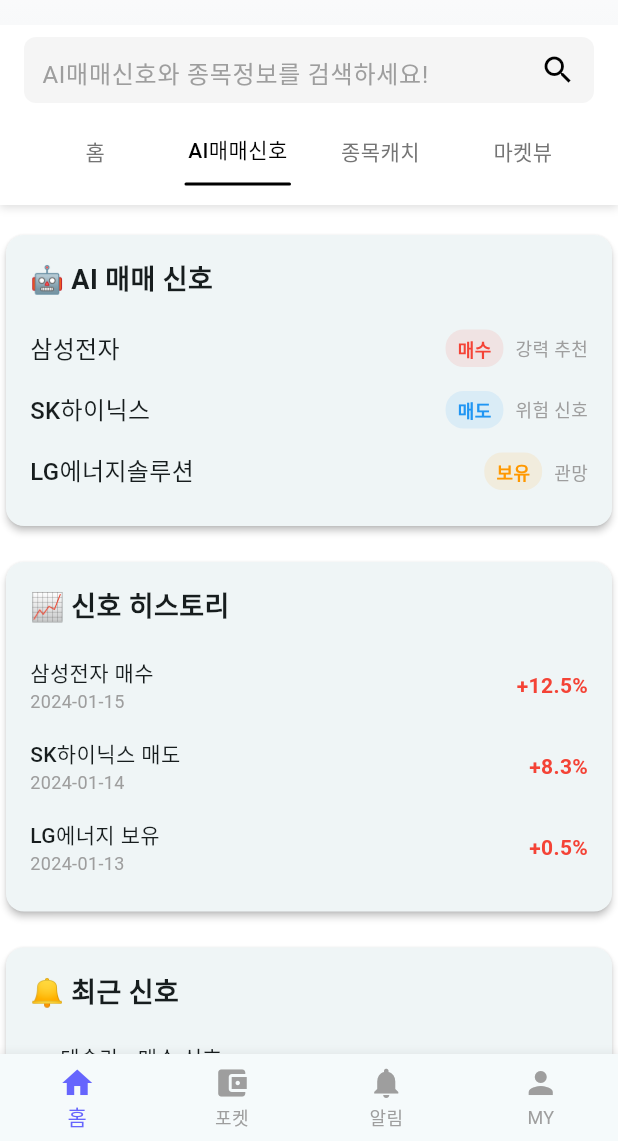
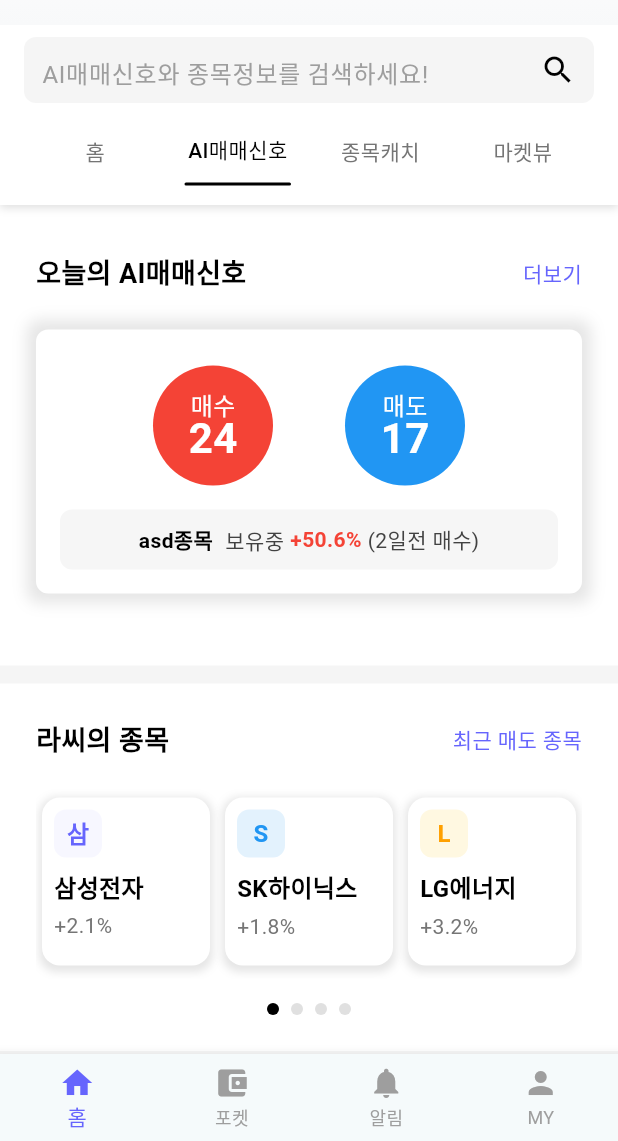
Before and after one commit to kind4u/rassi_clone, a Flutter app: the screen it shows after launch, swiped to page 2, on a phone screen of 412 x 824 dp, the part 95-1236 px from its top. Run offline on Flutter 3.47's test engine with Material 3 defaults, Android fonts, the phone set to English and light mode, and no system bars; our stand-ins replace font_awesome_flutter.

Commit message:
AI 매매신호 탭 구현 필요에 맞게 재구성 + 매매신호 Content 구현

```diff
--- /dev/null
+++ b/lib/components/common/ai_description_detail_card.dart
@@ -0,0 +1,209 @@
+import 'dart:async';
+import 'package:flutter/material.dart';
+import 'package:rassi_clone/components/common/build_circle.dart';
+
+class AiDescriptionDetailCard extends StatefulWidget {
+  const AiDescriptionDetailCard({super.key});
+
+  @override
+  State<AiDescriptionDetailCard> createState() =>
+      _AiDescriptionDetailCardState();
+}
+
+class _AiDescriptionDetailCardState extends State<AiDescriptionDetailCard> {
+  static const Duration _autoScrollInterval = Duration(seconds: 4);
+  static const Duration _pageTransitionDuration = Duration(milliseconds: 400);
+  static const Curve _pageTransitionCurve = Curves.easeInOut;
+  static const Color _secondaryTextColor = Color(0xFF424242);
+  static const int _initialPageIndex = 1;
+
+  late PageController _pageController;
+  late Timer _timer;
+  int _currentPage = _initialPageIndex;
+
+  final List<Map<String, String>> _stockData = [
+    {'name': 'asd종목', 'status': '보유중', 'rate': '+50.6%', 'info': '(2일전 매수)'},
+    {'name': '삼성전자', 'status': '보유중', 'rate': '+12.3%', 'info': '(5일전 매수)'},
+    {'name': 'SK하이닉스', 'status': '보유중', 'rate': '-3.5%', 'info': '(1일전 매수)'},
+    {'name': '카카오', 'status': '보유중', 'rate': '+25.8%', 'info': '(3일전 매수)'},
+  ];
+
+  int get _totalCarouselPages => _stockData.length + 2;
+
+  @override
+  void initState() {
+    super.initState();
+    _pageController = PageController(initialPage: _initialPageIndex);
+    _startAutoScroll();
+  }
+
+  @override
+  void dispose() {
+    _timer.cancel();
+    _pageController.dispose();
+    super.dispose();
+  }
+
+  void _startAutoScroll() {
+    _timer = Timer.periodic(_autoScrollInterval, (timer) {
+      if (_pageController.hasClients) {
+        _currentPage++;
+        _pageController.animateToPage(
+          _currentPage,
+          duration: _pageTransitionDuration,
+          curve: _pageTransitionCurve,
+        );
+      }
+    });
+  }
+
+  void _handleInfiniteScroll(int index) {
+    final isRightEdge = index == _stockData.length + 1;
+    final isLeftEdge = index == 0;
+
+    if (isRightEdge) {
+      Future.delayed(_pageTransitionDuration, () {
+        if (mounted && _pageController.hasClients) {
+          _pageController.jumpToPage(1);
+          _currentPage = 1;
+        }
+      });
+    } else if (isLeftEdge) {
+      Future.delayed(_pageTransitionDuration, () {
+        if (mounted && _pageController.hasClients) {
+          _pageController.jumpToPage(_stockData.length);
+          _currentPage = _stockData.length;
+        }
+      });
+    }
+  }
+
+  Map<String, String> _getStockDataByIndex(int index) {
+    if (index == 0) {
+      return _stockData.last;
+    } else if (index == _stockData.length + 1) {
+      return _stockData.first;
+    } else {
+      return _stockData[index - 1];
+    }
+  }
+
+  @override
+  Widget build(BuildContext context) {
+    // 예시 매수/매도 수치
+    const int buyCount = 24;
+    const int sellCount = 17;
+
+    return Padding(
+      padding: const EdgeInsets.symmetric(vertical: 24.0),
+      child: Container(
+        padding: const EdgeInsets.all(16.0),
+        decoration: BoxDecoration(
+          color: Colors.white,
+          borderRadius: BorderRadius.circular(8.0),
+          boxShadow: [
+            BoxShadow(
+              color: Colors.black.withValues(alpha: 0.1),
+              spreadRadius: 6,
+              blurRadius: 8,
+              offset: const Offset(0, 0),
+            ),
+          ],
+        ),
+        child: Column(
+          crossAxisAlignment: CrossAxisAlignment.center,
+          children: [
+            Padding(
+              padding: const EdgeInsets.symmetric(vertical: 8.0),
+              child: Row(
+                mainAxisAlignment: MainAxisAlignment.center,
+                children: [
+                  // 매수 circle
+                  BuildCircle(
+                    label: '매수',
+                    count: buyCount,
+                    size: 80,
+                    color: Colors.red,
+                  ),
+
+                  SizedBox(width: 48),
+                  // 매도 circle
+                  BuildCircle(
+                    label: '매도',
+                    count: sellCount,
+                    size: 80,
+                    color: Colors.blue,
+                  ),
+                ],
+              ),
+            ),
+            SizedBox(height: 8),
+            _buildStockCarousel(),
+          ],
+        ),
+      ),
+    );
+  }
+
+  Widget _buildStockCarousel() {
+    return Container(
+      height: 40,
+      padding: EdgeInsets.all(8),
+      decoration: BoxDecoration(
+        color: _secondaryTextColor.withValues(alpha: 0.05),
+        borderRadius: BorderRadius.circular(8),
+      ),
+      child: PageView.builder(
+        controller: _pageController,
+        itemCount: _totalCarouselPages,
+        onPageChanged: (index) {
+          setState(() {
+            _currentPage = index;
+          });
+          _handleInfiniteScroll(index);
+        },
+        itemBuilder: (context, index) {
+          final stock = _getStockDataByIndex(index);
+          return _buildStockItem(stock);
+        },
+      ),
+    );
+  }
+
+  Widget _buildStockItem(Map<String, String> stock) {
+    final isPositive = stock['rate']!.startsWith('+');
+
+    return Row(
+      mainAxisAlignment: MainAxisAlignment.center,
+      children: [
+        Text(
+          stock['name']!,
+          style: TextStyle(
+            fontSize: 14,
+            color: Colors.black,
+            fontWeight: FontWeight.w600,
+          ),
+        ),
+        SizedBox(width: 8),
+        Text(
+          stock['status']!,
+          style: TextStyle(fontSize: 14, color: _secondaryTextColor),
+        ),
+        SizedBox(width: 4),
+        Text(
+          stock['rate']!,
+          style: TextStyle(
+            fontSize: 14,
+            color: isPositive ? Colors.red : Colors.blue,
+            fontWeight: FontWeight.w600,
+          ),
+        ),
+        SizedBox(width: 4),
+        Text(
+          stock['info']!,
+          style: TextStyle(fontSize: 14, color: _secondaryTextColor),
+        ),
+      ],
+    );
+  }
+}
--- a/lib/components/common/home_tab_manager.dart
+++ b/lib/components/common/home_tab_manager.dart
@@ -1,6 +1,6 @@
 import 'package:flutter/material.dart';
 import '../../pages/home/home_tab_content.dart';
-import '../tabs/ai_signal_tab_content.dart';
+import '../../pages/home/ai_signal_tab_content.dart';
 import '../tabs/stock_catch_tab_content.dart';
 import '../tabs/market_view_tab_content.dart';
 import '../../models/tab_item.dart';
--- a/lib/components/tabs/ai_signal_tab_content.dart
+++ /dev/null
@@ -1,223 +0,0 @@
-import 'package:flutter/material.dart';
-import '../../models/stock_models.dart';
-import '../common/rassi_card.dart';
-import '../home/ai_signal_list_item.dart';
-
-/// AI 매매신호 탭의 콘텐츠를 담당하는 위젯
-class AISignalTabContent extends StatelessWidget {
-  const AISignalTabContent({super.key});
-
-  @override
-  Widget build(BuildContext context) {
-    return ScrollConfiguration(
-      behavior: ScrollConfiguration.of(context).copyWith(scrollbars: false),
-      child: SingleChildScrollView(
-        child: Column(
-          children: [
-        _buildAISignals(),
-        const SizedBox(height: 16),
-        _buildSignalHistory(),
-        const SizedBox(height: 16),
-        _buildRecentSignals(),
-        const SizedBox(height: 16),
-        _buildPerformance(),
-        const SizedBox(height: 100),
-      ],
-        ),
-      ),
-    );
-  }
-
-  Widget _buildAISignals() {
-    final signals = [
-      const AISignal(
-        stockName: '삼성전자',
-        signal: '매수',
-        description: '강력 추천',
-        type: SignalType.buy,
-      ),
-      const AISignal(
-        stockName: 'SK하이닉스',
-        signal: '매도',
-        description: '위험 신호',
-        type: SignalType.sell,
-      ),
-      const AISignal(
-        stockName: 'LG에너지솔루션',
-        signal: '보유',
-        description: '관망',
-        type: SignalType.hold,
-      ),
-    ];
-
-    return RassiCard(
-      title: '🤖 AI 매매 신호',
-      child: Column(
-        children: signals
-            .map((signal) => AISignalListItem(
-                  signal: signal,
-                  onTap: () {
-                    // 신호 상세 페이지로 이동
-                  },
-                ))
-            .toList(),
-      ),
-    );
-  }
-
-  Widget _buildSignalHistory() {
-    return RassiCard(
-      title: '📈 신호 히스토리',
-      child: Column(
-        children: [
-          _buildHistoryItem('2024-01-15', '삼성전자 매수', '+12.5%'),
-          _buildHistoryItem('2024-01-14', 'SK하이닉스 매도', '+8.3%'),
-          _buildHistoryItem('2024-01-13', 'LG에너지 보유', '+0.5%'),
-        ],
-      ),
-    );
-  }
-
-  Widget _buildRecentSignals() {
-    return RassiCard(
-      title: '🔔 최근 신호',
-      child: Column(
-        children: [
-          _buildRecentSignalItem('방금 전', '테슬라', '매수 신호', Colors.red),
-          _buildRecentSignalItem('5분 전', '애플', '매도 신호', Colors.blue),
-          _buildRecentSignalItem('10분 전', '마이크로소프트', '보유 신호', Colors.orange),
-        ],
-      ),
-    );
-  }
-
-  Widget _buildPerformance() {
-    return RassiCard(
-      title: '📊 신호 성과',
-      child: Column(
-        children: [
-          _buildPerformanceItem('이번 주', '성공률 78%', '+12.5%'),
-          _buildPerformanceItem('이번 달', '성공률 82%', '+24.8%'),
-          _buildPerformanceItem('3개월', '성공률 75%', '+45.2%'),
-        ],
-      ),
-    );
-  }
-
-  // 헬퍼 메서드들
-  Widget _buildHistoryItem(String date, String action, String result) {
-    return Padding(
-      padding: const EdgeInsets.symmetric(vertical: 8.0),
-      child: Row(
-        mainAxisAlignment: MainAxisAlignment.spaceBetween,
-        children: [
-          Column(
-            crossAxisAlignment: CrossAxisAlignment.start,
-            children: [
-              Text(
-                action,
-                style: const TextStyle(
-                  fontSize: 14,
-                  fontWeight: FontWeight.w500,
-                ),
-              ),
-              Text(
-                date,
-                style: const TextStyle(
-                  fontSize: 12,
-                  color: Colors.grey,
-                ),
-              ),
-            ],
-          ),
-          Text(
-            result,
-            style: const TextStyle(
-              fontSize: 14,
-              color: Colors.red,
-              fontWeight: FontWeight.bold,
-            ),
-          ),
-        ],
-      ),
-    );
-  }
-
-  Widget _buildRecentSignalItem(String time, String stock, String signal, Color color) {
-    return Padding(
-      padding: const EdgeInsets.symmetric(vertical: 8.0),
-      child: Row(
-        children: [
-          Container(
-            width: 8,
-            height: 8,
-            decoration: BoxDecoration(
-              color: color,
-              shape: BoxShape.circle,
-            ),
-          ),
-          const SizedBox(width: 12),
-          Expanded(
-            child: Column(
-              crossAxisAlignment: CrossAxisAlignment.start,
-              children: [
-                Text(
-                  '$stock - $signal',
-                  style: const TextStyle(
-                    fontSize: 14,
-                    fontWeight: FontWeight.w500,
-                  ),
-                ),
-                Text(
-                  time,
-                  style: const TextStyle(
-                    fontSize: 12,
-                    color: Colors.grey,
-                  ),
-                ),
-              ],
-            ),
-          ),
-        ],
-      ),
-    );
-  }
-
-  Widget _buildPerformanceItem(String period, String success, String returnValue) {
-    return Padding(
-      padding: const EdgeInsets.symmetric(vertical: 8.0),
-      child: Row(
-        mainAxisAlignment: MainAxisAlignment.spaceBetween,
-        children: [
-          Text(
-            period,
-            style: const TextStyle(
-              fontSize: 14,
-              fontWeight: FontWeight.w500,
-            ),
-          ),
-          Column(
-            crossAxisAlignment: CrossAxisAlignment.end,
-            children: [
-              Text(
-                success,
-                style: const TextStyle(
-                  fontSize: 12,
-                  color: Colors.blue,
-                ),
-              ),
-              Text(
-                returnValue,
-                style: const TextStyle(
-                  fontSize: 12,
-                  color: Colors.red,
-                  fontWeight: FontWeight.bold,
-                ),
-              ),
-            ],
-          ),
-        ],
-      ),
-    );
-  }
-}
--- a/lib/components/tabs/home_tab_content.dart
+++ /dev/null
@@ -1,127 +0,0 @@
-import 'package:flutter/material.dart';
-import '../common/title_bar.dart';
-import '../common/desk_component.dart';
-import '../common/page_tab_view.dart';
-import '../common/ai_signal_status_card.dart';
-import '../common/ai_keyword_stats_card.dart';
-
-/// 홈 탭의 콘텐츠를 담당하는 위젯
-class HomeTabContent extends StatefulWidget {
-  const HomeTabContent({super.key});
-
-  @override
-  State<HomeTabContent> createState() => _HomeTabContentState();
-}
-
-class _HomeTabContentState extends State<HomeTabContent> {
-  int _currentPage = 0;
-
-  // 페이지별 detailText
-  final List<String> _pageDetailTexts = [
-    "대형주 보기",
-    "중형주 보기",
-    "소형주 보기",
-    "신규상장 보기"
-  ];
-
-  @override
-  Widget build(BuildContext context) {
-    return Container(
-      color: Colors.white, // 흰색 배경
-      child: ScrollConfiguration(
-        behavior: ScrollConfiguration.of(context).copyWith(scrollbars: false),
-        child: SingleChildScrollView(
-          child: Column(
-          crossAxisAlignment: CrossAxisAlignment.start,
-          children: [
-            const SizedBox(height: 16),
-            // 오늘의 추천 Title
-            Padding(
-              padding: const EdgeInsets.symmetric(horizontal: 8.0),
-              child: TitleBar(
-                title: "오늘의 추천",
-                detailText: "더보기",
-                onDetailTap: () => print('더보기 클릭됨'),
-              ),
-            ),
-            // padding - 16
-            const SizedBox(height: 16),
-            // 오늘의 추천 Component
-            Padding(
-              padding: const EdgeInsets.symmetric(horizontal: 8.0),
-              child: DeskComponent(
-                onTap: () => print('DeskComponent 클릭됨'),
-              ),
-            ),
-            // padding - 24
-            const SizedBox(height: 24),
-
-            // 인기 종목 Title
-            Padding(
-              padding: const EdgeInsets.symmetric(horizontal: 8.0),
-              child: TitleBar(
-                title: "인기 종목",
-                detailText: _pageDetailTexts[_currentPage], // 선택된 페이지에 따라 변경
-                detailColor: Colors.deepPurple,
-              ),
-            ),
-            // padding - 16
-            const SizedBox(height: 16),
-            // 인기 종목 Components
-            Padding(
-              padding: const EdgeInsets.symmetric(horizontal: 8.0),
-              child: PageTabView(
-                onPageChanged: (index) {
-                  // current page state에 따라 인기종목 title text 변경
-                  setState(() {
-                    _currentPage = index;
-                  });
-                },
-              ),
-            ),
-            // padding - 24
-            const SizedBox(height: 24),
-
-            // 매매신호 Title
-            Padding(
-              padding: const EdgeInsets.symmetric(horizontal: 8.0),
-              child: TitleBar(
-                title: "오늘의 AI매매신호는?"
-              ),
-            ),
-            // 매매신호 Contents
-            const AISignalStatusCard(),
-            const SizedBox(height: 24),
-
-            // 회색 Divider
-            Container(
-              height: 16,
-              color: Colors.grey.shade100
-            ),
-
-            // AI픽워드 Title
-            Padding(
-              padding: const EdgeInsets.symmetric(horizontal: 8.0),
-              child: TitleBar(
-                title: "AI픽워드",
-                detailText: "AI가 주가 상승에 영향을 주는 키워드만을 픽!"
-              ),
-            ),
-            // AI픽워드 Stats Card
-            const SizedBox(height: 16),
-            const AIKeywordStatsCard(),
-            const SizedBox(height: 24),
-
-            // 회색 Divider
-            Container(
-              height: 16,
-              color: Colors.grey.shade100
-            ),
-            const SizedBox(height: 100),
-          ],
-        ),
-        ),
-      ),
-    );
-  }
-}
--- /dev/null
+++ b/lib/pages/home/ai_signal_tab_content.dart
@@ -0,0 +1,153 @@
+import 'package:flutter/material.dart';
+import 'package:rassi_clone/components/common/ai_description_card.dart';
+import 'package:rassi_clone/components/common/ai_description_detail_card.dart';
+import 'package:rassi_clone/components/common/page_tab_view.dart';
+import '../../components/common/title_bar.dart';
+
+/// AI 매매신호 탭
+class AISignalTabContent extends StatefulWidget {
+  const AISignalTabContent({super.key});
+
+  @override
+  State<AISignalTabContent> createState() => _AISignalTabContentState();
+}
+
+class _AISignalTabContentState extends State<AISignalTabContent> {
+  int _currentPage = 0;
+
+  // 페이지별 detailText
+  final List<String> _pageDetailTexts = [
+    "최근 매도 종목",
+    "최근 매수 종목",
+    "보유 종목 상승률 TOP",
+    "문의가 많은 종목",
+  ];
+
+  @override
+  Widget build(BuildContext context) {
+    return Container(
+      color: Colors.white, // 흰색 배경
+      child: Padding(
+        padding: const EdgeInsets.only(top: 16.0),
+        child: Column(
+          children: [
+            // 매매신호 Title
+            Padding(
+              padding: const EdgeInsets.symmetric(horizontal: 24.0),
+              child: TitleBar(
+                title: "오늘의 AI매매신호",
+                detailText: "더보기",
+                detailColor: Color(0xFF6665FD),
+                onDetailTap: () {},
+              ),
+            ),
+
+            // 매매신호 Contents
+            Padding(
+              padding: const EdgeInsets.symmetric(horizontal: 24.0),
+              child: AiDescriptionDetailCard(),
+            ),
+
+            // padding + divider
+            const SizedBox(height: 24),
+            Container(height: 12, color: Colors.grey.shade100),
+            const SizedBox(height: 24),
+
+            // 라씨의 종목 Title
+            Padding(
+              padding: const EdgeInsets.symmetric(horizontal: 24.0),
+              child: TitleBar(
+                title: "라씨의 종목",
+                detailText: _pageDetailTexts[_currentPage], // 선택된 페이지에 따라 변경
+                detailColor: Color(0xFF6665FD),
+              ),
+            ),
+
+            const SizedBox(height: 16),
+
+            // 라씨의 종목 Components
+            Padding(
+              padding: const EdgeInsets.symmetric(horizontal: 24.0),
+              child: PageTabView(
+                onPageChanged: (index) {
+                  // current page state에 따라 라씨의 종목 title text 변경
+                  setState(() {
+                    _currentPage = index;
+                  });
+                },
+              ),
+            ),
+
+            // padding + divider
+            const SizedBox(height: 24),
+            Container(height: 12, color: Colors.grey.shade100),
+            const SizedBox(height: 24),
+
+            // population signal title
+            Padding(
+              padding: const EdgeInsets.symmetric(horizontal: 24.0),
+              child: TitleBar(title: "인기 종목의 AI매매신호", onDetailTap: () {}),
+            ),
+
+            // population signal contents
+
+            // padding + divider
+            const SizedBox(height: 24),
+            Container(height: 12, color: Colors.grey.shade100),
+            const SizedBox(height: 24),
+
+            // story title
+            Padding(
+              padding: const EdgeInsets.symmetric(horizontal: 24.0),
+              child: TitleBar(title: "라씨 매매비서의 스토리", onDetailTap: () {}),
+            ),
+
+            // story contents
+
+            // padding + divider
+            const SizedBox(height: 24),
+            Container(height: 12, color: Colors.grey.shade100),
+            const SizedBox(height: 24),
+
+            // filter title
+            Padding(
+              padding: const EdgeInsets.symmetric(horizontal: 24.0),
+              child: TitleBar(title: "특정 조건 종목들", onDetailTap: () {}),
+            ),
+
+            // filter contents
+
+            // padding + divider
+            const SizedBox(height: 24),
+            Container(height: 12, color: Colors.grey.shade100),
+            const SizedBox(height: 24),
+
+            // combine board title
+            Padding(
+              padding: const EdgeInsets.symmetric(horizontal: 24.0),
+              child: TitleBar(title: "매매신호 종합보드", onDetailTap: () {}),
+            ),
+
+            // conbine board contents
+
+            // padding + divider
+            const SizedBox(height: 24),
+            Container(height: 12, color: Colors.grey.shade100),
+            const SizedBox(height: 24),
+
+            // results TOP title
+            Padding(
+              padding: const EdgeInsets.symmetric(horizontal: 24.0),
+              child: TitleBar(title: "성과 TOP 종목", onDetailTap: () {}),
+            ),
+
+            // results TOP contents
+
+            // padding
+            const SizedBox(height: 24),
+          ],
+        ),
+      ),
+    );
+  }
+}
```
